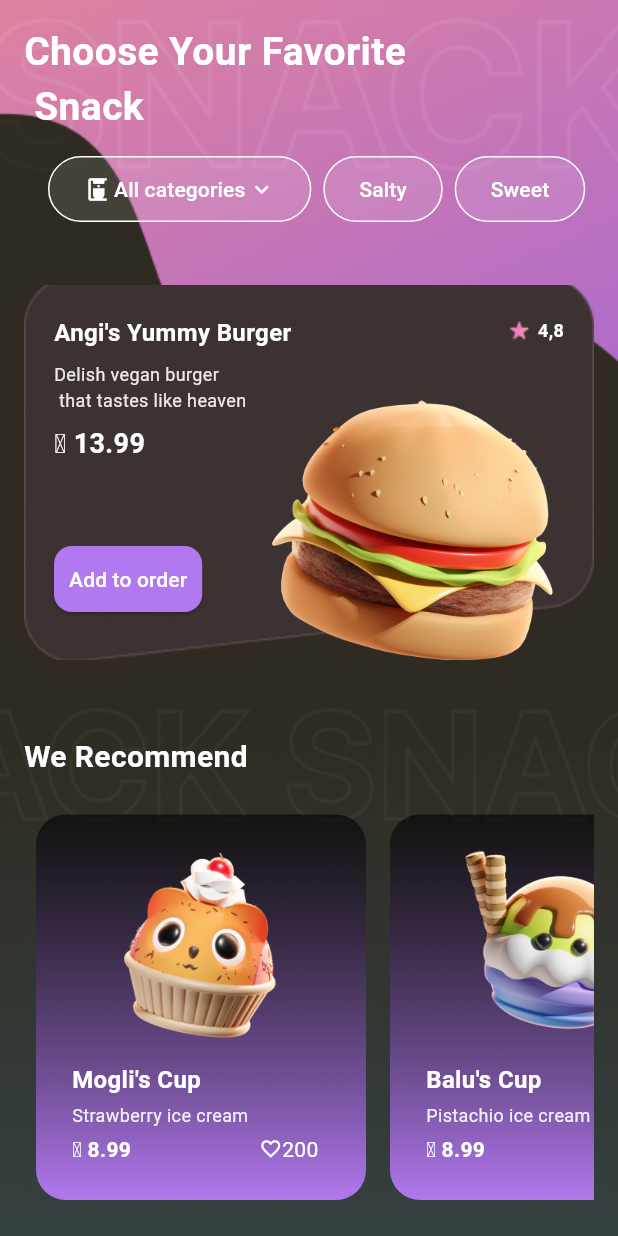
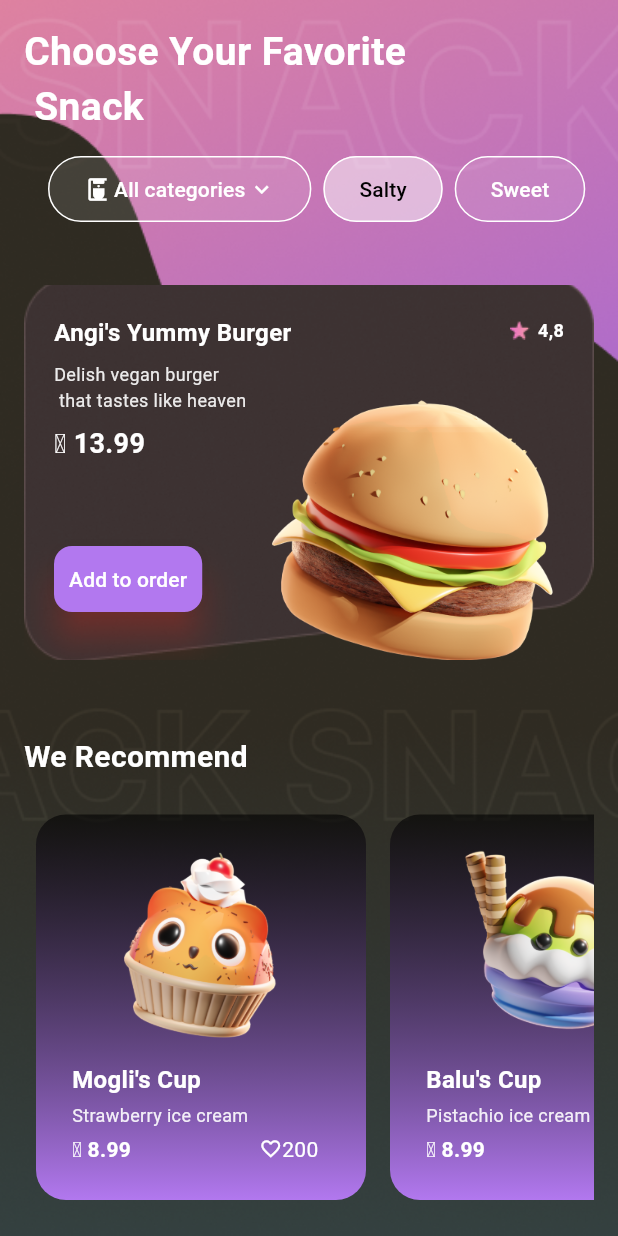
Before and after one commit to Muhannmmad/snack_app, a Flutter app: the HomeScreen screen opened directly, on a phone screen of 412 x 824 dp. Run offline on Flutter 3.47's test engine with Material 3 defaults, Android fonts, the phone set to English and light mode, and no system bars.

Commit message:
salty button colored

```diff
--- a/lib/screens/Home_screen.dart
+++ b/lib/screens/Home_screen.dart
@@ -63,10 +63,10 @@ class HomeScreen extends StatelessWidget {
                           TextButton(
                             onPressed: () {},
                             style: TextButton.styleFrom(
-                              backgroundColor: Colors.white.withOpacity(0.1),
+                              backgroundColor: Colors.white.withOpacity(0.5),
                               padding: EdgeInsets.symmetric(
                                   horizontal: 24, vertical: 12),
-                              foregroundColor: Colors.white,
+                              foregroundColor: Colors.black,
                               side: BorderSide(color: Colors.white),
                             ),
                             child: Text('Salty'),
@@ -169,6 +169,8 @@ class HomeScreen extends StatelessWidget {
                               ),
                               padding: EdgeInsets.symmetric(
                                   horizontal: 10, vertical: 12),
+                              shadowColor: Colors.red,
+                              elevation: 10,
                             ),
                             child: Text('Add to order'),
                           ),
```
